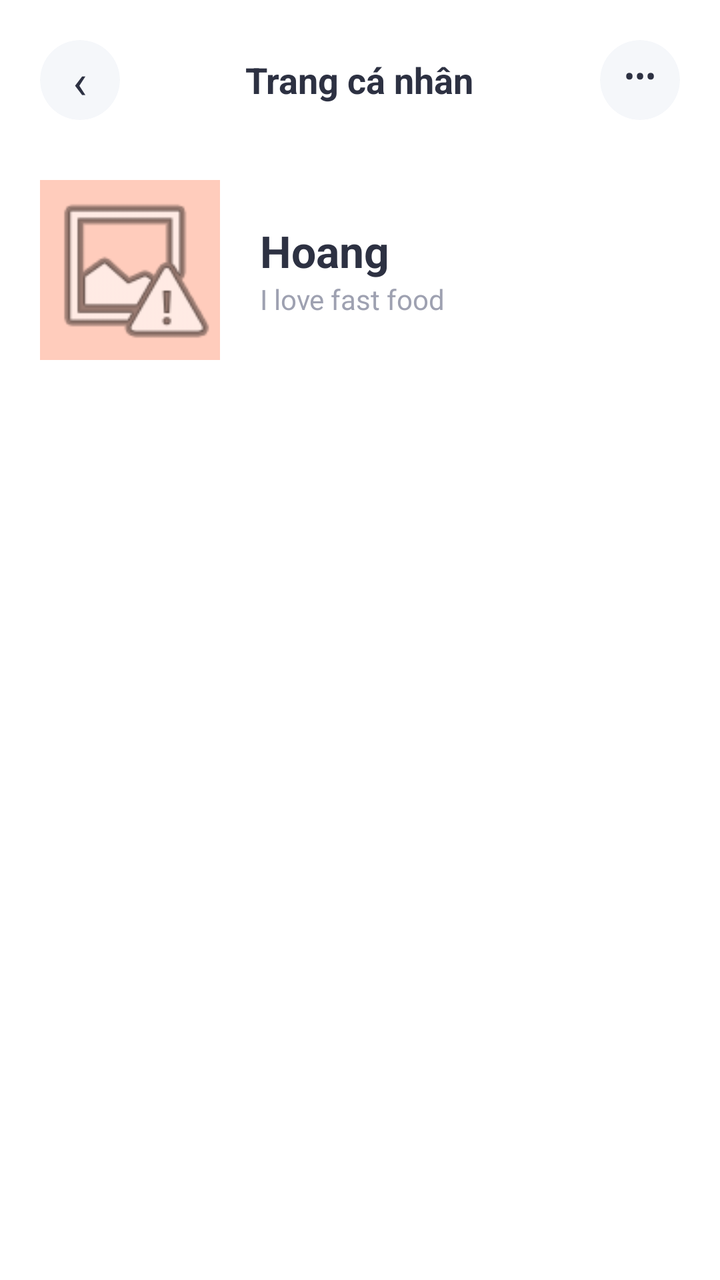
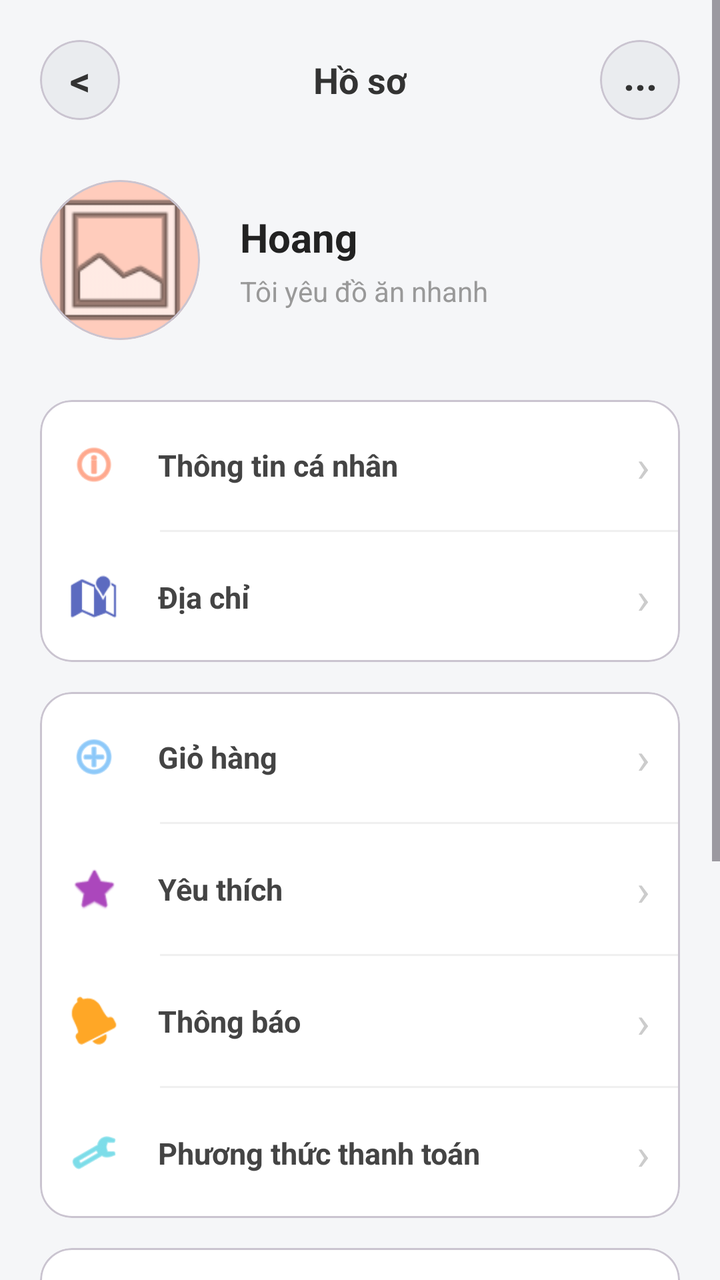

Compare the two renders of this Android layout. The source of the first and the diff that turns it into the second are given below.
<!-- AndroidManifest.xml: application theme Theme.NHOM33 -->
<!-- res/layout/profile_activity.xml -->
<?xml version="1.0" encoding="utf-8"?>
<androidx.core.widget.NestedScrollView xmlns:android="http://schemas.android.com/apk/res/android"
    xmlns:app="http://schemas.android.com/apk/res-auto"
    android:layout_width="match_parent"
    android:layout_height="match_parent"
    android:background="#FFFFFF"
    android:fillViewport="true">

    <LinearLayout
        android:layout_width="match_parent"
        android:layout_height="wrap_content"
        android:orientation="vertical"
        android:padding="20dp">

        <RelativeLayout
            android:layout_width="match_parent"
            android:layout_height="wrap_content">
            <androidx.cardview.widget.CardView
                android:id="@+id/btnBack"
                android:layout_width="40dp"
                android:layout_height="40dp"
                android:layout_centerVertical="true"
                app:cardBackgroundColor="#F5F7FA"
                app:cardCornerRadius="20dp"
                app:cardElevation="0dp">
                <TextView
                    android:layout_width="match_parent"
                    android:layout_height="match_parent"
                    android:gravity="center"
                    android:text="‹"
                    android:textColor="#2D3142"
                    android:textSize="24sp" />
            </androidx.cardview.widget.CardView>

            <TextView
                android:layout_width="wrap_content"
                android:layout_height="wrap_content"
                android:layout_centerInParent="true"
                android:text="Trang cá nhân"
                android:textColor="#2D3142"
                android:textSize="18sp"
                android:textStyle="bold" />

            <androidx.cardview.widget.CardView
                android:id="@+id/btnMore"
                android:layout_width="40dp"
                android:layout_height="40dp"
                android:layout_alignParentEnd="true"
                android:layout_centerVertical="true"
                app:cardBackgroundColor="#F5F7FA"
                app:cardCornerRadius="20dp"
                app:cardElevation="0dp">
                <TextView
                    android:layout_width="match_parent"
                    android:layout_height="match_parent"
                    android:gravity="center"
                    android:paddingBottom="4dp"
                    android:text="•••"
                    android:textColor="#2D3142"
                    android:textSize="16sp" />
            </androidx.cardview.widget.CardView>
        </RelativeLayout>

        <LinearLayout
            android:layout_width="match_parent"
            android:layout_height="wrap_content"
            android:layout_marginTop="30dp"
            android:gravity="center_vertical">
            <com.google.android.material.imageview.ShapeableImageView
                android:id="@+id/imgAvatar"
                android:layout_width="90dp"
                android:layout_height="90dp"
                android:src="@android:drawable/ic_menu_report_image"
                android:background="#FFCCBC"/>
            <LinearLayout
                android:layout_width="wrap_content"
                android:layout_height="wrap_content"
                android:layout_marginStart="20dp"
                android:orientation="vertical">
                <TextView
                    android:layout_width="wrap_content"
                    android:layout_height="wrap_content"
                    android:text="Hoang"
                    android:textColor="#2D3142"
                    android:textSize="22sp"
                    android:textStyle="bold" />
                <TextView
                    android:layout_width="wrap_content"
                    android:layout_height="wrap_content"
                    android:text="I love fast food"
                    android:textColor="#9EA1B1" />
            </LinearLayout>
        </LinearLayout>

        <androidx.cardview.widget.CardView
            android:layout_width="match_parent"
            android:layout_height="wrap_content"
            android:layout_marginTop="30dp"
            app:cardCornerRadius="16dp"
            app:cardElevation="0dp">
            <androidx.recyclerview.widget.RecyclerView
                android:id="@+id/rvGroup1"
                android:layout_width="match_parent"
                android:layout_height="wrap_content"
                android:nestedScrollingEnabled="false" />
        </androidx.cardview.widget.CardView>

        <androidx.cardview.widget.CardView
            android:layout_width="match_parent"
            android:layout_height="wrap_content"
            android:layout_marginTop="16dp"
            app:cardCornerRadius="16dp"
            app:cardElevation="0dp">
            <androidx.recyclerview.widget.RecyclerView
                android:id="@+id/rvGroup2"
                android:layout_width="match_parent"
                android:layout_height="wrap_content"
                android:nestedScrollingEnabled="false" />
        </androidx.cardview.widget.CardView>

        <androidx.cardview.widget.CardView
            android:layout_width="match_parent"
            android:layout_height="wrap_content"
            android:layout_marginTop="16dp"
            app:cardCornerRadius="16dp"
            app:cardElevation="0dp">
            <androidx.recyclerview.widget.RecyclerView
                android:id="@+id/rvGroup3"
                android:layout_width="match_parent"
                android:layout_height="wrap_content"
                android:nestedScrollingEnabled="false" />
        </androidx.cardview.widget.CardView>

    </LinearLayout>
</androidx.core.widget.NestedScrollView>
<!-- resources referenced by this layout -->
<resources>
  <style name="Theme.NHOM33" parent="Base.Theme.NHOM33" />
  <style name="Base.Theme.NHOM33" parent="Theme.Material3.DayNight.NoActionBar">
          
          
      </style>
</resources>

<!-- the commit's change to res/layout/profile_activity.xml (unified diff, before → after) -->
@@ -1,10 +1,9 @@
 <?xml version="1.0" encoding="utf-8"?>
-<androidx.core.widget.NestedScrollView xmlns:android="http://schemas.android.com/apk/res/android"
+<ScrollView xmlns:android="http://schemas.android.com/apk/res/android"
     xmlns:app="http://schemas.android.com/apk/res-auto"
     android:layout_width="match_parent"
     android:layout_height="match_parent"
-    android:background="#FFFFFF"
-    android:fillViewport="true">
+    android:background="#F5F6F8">
 
     <LinearLayout
         android:layout_width="match_parent"
@@ -12,124 +11,320 @@
         android:orientation="vertical"
         android:padding="20dp">
 
+        
         <RelativeLayout
             android:layout_width="match_parent"
             android:layout_height="wrap_content">
-            <androidx.cardview.widget.CardView
-                android:id="@+id/btnBack"
+
+            <com.google.android.material.card.MaterialCardView
+                android:id="@+id/btn_back"
                 android:layout_width="40dp"
                 android:layout_height="40dp"
-                android:layout_centerVertical="true"
-                app:cardBackgroundColor="#F5F7FA"
+                android:clickable="true"
+                android:focusable="true"
+                android:foreground="?attr/selectableItemBackground"
+                app:cardBackgroundColor="#EAECEF"
                 app:cardCornerRadius="20dp"
                 app:cardElevation="0dp">
                 <TextView
                     android:layout_width="match_parent"
                     android:layout_height="match_parent"
                     android:gravity="center"
-                    android:text="‹"
-                    android:textColor="#2D3142"
-                    android:textSize="24sp" />
-            </androidx.cardview.widget.CardView>
+                    android:text="&lt;"
+                    android:textColor="#333333"
+                    android:textSize="20sp"
+                    android:textStyle="bold" />
+            </com.google.android.material.card.MaterialCardView>
 
             <TextView
                 android:layout_width="wrap_content"
                 android:layout_height="wrap_content"
                 android:layout_centerInParent="true"
-                android:text="Trang cá nhân"
-                android:textColor="#2D3142"
+                android:text="Hồ sơ"
+                android:textColor="#333333"
                 android:textSize="18sp"
                 android:textStyle="bold" />
 
-            <androidx.cardview.widget.CardView
-                android:id="@+id/btnMore"
+            <com.google.android.material.card.MaterialCardView
+                android:id="@+id/btn_menu_more"
                 android:layout_width="40dp"
                 android:layout_height="40dp"
                 android:layout_alignParentEnd="true"
-                android:layout_centerVertical="true"
-                app:cardBackgroundColor="#F5F7FA"
+                android:clickable="true"
+                android:focusable="true"
+                android:foreground="?attr/selectableItemBackground"
+                app:cardBackgroundColor="#EAECEF"
                 app:cardCornerRadius="20dp"
                 app:cardElevation="0dp">
                 <TextView
                     android:layout_width="match_parent"
                     android:layout_height="match_parent"
                     android:gravity="center"
-                    android:paddingBottom="4dp"
-                    android:text="•••"
-                    android:textColor="#2D3142"
-                    android:textSize="16sp" />
-            </androidx.cardview.widget.CardView>
+                    android:paddingBottom="5dp"
+                    android:text="..."
+                    android:textColor="#333333"
+                    android:textSize="20sp"
+                    android:textStyle="bold" />
+            </com.google.android.material.card.MaterialCardView>
         </RelativeLayout>
 
+        
         <LinearLayout
             android:layout_width="match_parent"
             android:layout_height="wrap_content"
             android:layout_marginTop="30dp"
-            android:gravity="center_vertical">
-            <com.google.android.material.imageview.ShapeableImageView
-                android:id="@+id/imgAvatar"
-                android:layout_width="90dp"
-                android:layout_height="90dp"
-                android:src="@android:drawable/ic_menu_report_image"
-                android:background="#FFCCBC"/>
+            android:gravity="center_vertical"
+            android:orientation="horizontal">
+
+            <com.google.android.material.card.MaterialCardView
+                android:id="@+id/btn_change_avatar"
+                android:layout_width="80dp"
+                android:layout_height="80dp"
+                android:clickable="true"
+                android:focusable="true"
+                android:foreground="?attr/selectableItemBackground"
+                app:cardBackgroundColor="#FFCCBC"
+                app:cardCornerRadius="40dp"
+                app:cardElevation="0dp">
+                <ImageView
+                    android:layout_width="match_parent"
+                    android:layout_height="match_parent"
+                    android:scaleType="centerCrop"
+                    android:src="@android:drawable/ic_menu_gallery" />
+            </com.google.android.material.card.MaterialCardView>
+
             <LinearLayout
                 android:layout_width="wrap_content"
                 android:layout_height="wrap_content"
                 android:layout_marginStart="20dp"
                 android:orientation="vertical">
+
                 <TextView
+                    android:id="@+id/txt_username"
                     android:layout_width="wrap_content"
                     android:layout_height="wrap_content"
                     android:text="Hoang"
-                    android:textColor="#2D3142"
-                    android:textSize="22sp"
+                    android:textColor="#222222"
+                    android:textSize="20sp"
                     android:textStyle="bold" />
+
                 <TextView
+                    android:id="@+id/txt_bio"
                     android:layout_width="wrap_content"
                     android:layout_height="wrap_content"
-                    android:text="I love fast food"
-                    android:textColor="#9EA1B1" />
+                    android:layout_marginTop="4dp"
+                    android:text="Tôi yêu đồ ăn nhanh"
+                    android:textColor="#999999"
+                    android:textSize="14sp" />
             </LinearLayout>
         </LinearLayout>
 
-        <androidx.cardview.widget.CardView
+        
+        <com.google.android.material.card.MaterialCardView
             android:layout_width="match_parent"
             android:layout_height="wrap_content"
             android:layout_marginTop="30dp"
+            app:cardBackgroundColor="#FFFFFF"
             app:cardCornerRadius="16dp"
             app:cardElevation="0dp">
-            <androidx.recyclerview.widget.RecyclerView
-                android:id="@+id/rvGroup1"
-                android:layout_width="match_parent"
-                android:layout_height="wrap_content"
-                android:nestedScrollingEnabled="false" />
-        </androidx.cardview.widget.CardView>
-
-        <androidx.cardview.widget.CardView
-            android:layout_width="match_parent"
-            android:layout_height="wrap_content"
-            android:layout_marginTop="16dp"
+
+            <LinearLayout android:orientation="vertical" android:layout_width="match_parent" android:layout_height="wrap_content">
+                
+                <RelativeLayout
+                    android:id="@+id/btn_info_container"
+                    android:layout_width="match_parent"
+                    android:layout_height="65dp"
+                    android:clickable="true"
+                    android:focusable="true"
+                    android:background="?attr/selectableItemBackground"
+                    android:paddingHorizontal="15dp">
+                    <ImageView android:id="@+id/icon1"
+                        android:layout_width="24dp"
+                        android:layout_height="24dp"
+                        android:layout_centerVertical="true"
+                        android:src="@android:drawable/ic_menu_info_details"
+                        app:tint="#FF7043" />
+                    <TextView android:id="@+id/btn_info_text"
+                        android:layout_width="wrap_content"
+                        android:layout_height="wrap_content"
+                        android:layout_centerVertical="true"
+                        android:layout_marginStart="20dp"
+                        android:layout_toEndOf="@id/icon1"
+                        android:text="Thông tin cá nhân"
+                        android:textColor="#444444"
+                        android:textSize="15sp"
+                        android:textStyle="bold" />
+                    <TextView
+                        android:layout_width="wrap_content"
+                        android:layout_height="wrap_content"
+                        android:layout_alignParentEnd="true"
+                        android:layout_centerVertical="true"
+                        android:text="›"
+                        android:textColor="#CCCCCC"
+                        android:textSize="22sp" />
+                </RelativeLayout>
+                <View android:layout_width="match_parent" android:layout_height="1dp" android:layout_marginStart="60dp" android:background="#F0F0F0" />
+                
+                <RelativeLayout
+                    android:id="@+id/btn_address_container"
+                    android:layout_width="match_parent"
+                    android:layout_height="65dp"
+                    android:clickable="true"
+                    android:focusable="true"
+                    android:background="?attr/selectableItemBackground"
+                    android:paddingHorizontal="15dp">
+                    <ImageView android:id="@+id/icon2" android:layout_width="24dp" android:layout_height="24dp" android:layout_centerVertical="true" android:src="@android:drawable/ic_dialog_map" app:tint="#5C6BC0" />
+                    <TextView android:layout_width="wrap_content" android:layout_height="wrap_content" android:layout_centerVertical="true" android:layout_marginStart="20dp" android:layout_toEndOf="@id/icon2" android:text="Địa chỉ" android:textColor="#444444" android:textSize="15sp" android:textStyle="bold" />
+                    <TextView android:layout_width="wrap_content" android:layout_height="wrap_content" android:layout_alignParentEnd="true" android:layout_centerVertical="true" android:text="›" android:textColor="#CCCCCC" android:textSize="22sp" />
+                </RelativeLayout>
+            </LinearLayout>
+        </com.google.android.material.card.MaterialCardView>
+
+        
+        <com.google.android.material.card.MaterialCardView
+            android:layout_width="match_parent"
+            android:layout_height="wrap_content"
+            android:layout_marginTop="15dp"
+            app:cardBackgroundColor="#FFFFFF"
             app:cardCornerRadius="16dp"
             app:cardElevation="0dp">
-            <androidx.recyclerview.widget.RecyclerView
-                android:id="@+id/rvGroup2"
-                android:layout_width="match_parent"
-                android:layout_height="wrap_content"
-                android:nestedScrollingEnabled="false" />
-        </androidx.cardview.widget.CardView>
-
-        <androidx.cardview.widget.CardView
-            android:layout_width="match_parent"
-            android:layout_height="wrap_content"
-            android:layout_marginTop="16dp"
+
+            <LinearLayout android:orientation="vertical" android:layout_width="match_parent" android:layout_height="wrap_content">
+                
+                <RelativeLayout
+                    android:id="@+id/btn_cart_container"
+                    android:layout_width="match_parent"
+                    android:layout_height="65dp"
+                    android:clickable="true"
+                    android:focusable="true"
+                    android:background="?attr/selectableItemBackground"
+                    android:paddingHorizontal="15dp">
+                    <ImageView android:id="@+id/icon3" android:layout_width="24dp" android:layout_height="24dp" android:layout_centerVertical="true" android:src="@android:drawable/ic_menu_add" app:tint="#42A5F5" />
+                    <TextView android:layout_width="wrap_content" android:layout_height="wrap_content" android:layout_centerVertical="true" android:layout_marginStart="20dp" android:layout_toEndOf="@id/icon3" android:text="Giỏ hàng" android:textColor="#444444" android:textSize="15sp" android:textStyle="bold" />
+                    <TextView android:layout_width="wrap_content" android:layout_height="wrap_content" android:layout_alignParentEnd="true" android:layout_centerVertical="true" android:text="›" android:textColor="#CCCCCC" android:textSize="22sp" />
+                </RelativeLayout>
+                <View android:layout_width="match_parent" android:layout_height="1dp" android:layout_marginStart="60dp" android:background="#F0F0F0" />
+                
+                <RelativeLayout
+                    android:id="@+id/btn_favorite_container"
+                    android:layout_width="match_parent"
+                    android:layout_height="65dp"
+                    android:clickable="true"
+                    android:focusable="true"
+                    android:background="?attr/selectableItemBackground"
+                    android:paddingHorizontal="15dp">
+                    <ImageView android:id="@+id/icon4" android:layout_width="24dp" android:layout_height="24dp" android:layout_centerVertical="true" android:src="@android:drawable/btn_star_big_off" app:tint="#AB47BC" />
+                    <TextView android:layout_width="wrap_content" android:layout_height="wrap_content" android:layout_centerVertical="true" android:layout_marginStart="20dp" android:layout_toEndOf="@id/icon4" android:text="Yêu thích" android:textColor="#444444" android:textSize="15sp" android:textStyle="bold" />
+                    <TextView android:layout_width="wrap_content" android:layout_height="wrap_content" android:layout_alignParentEnd="true" android:layout_centerVertical="true" android:text="›" android:textColor="#CCCCCC" android:textSize="22sp" />
+                </RelativeLayout>
+                <View android:layout_width="match_parent" android:layout_height="1dp" android:layout_marginStart="60dp" android:background="#F0F0F0" />
+                
+                <RelativeLayout
+                    android:id="@+id/btn_notification_container"
+                    android:layout_width="match_parent"
+                    android:layout_height="65dp"
+                    android:clickable="true"
+                    android:focusable="true"
+                    android:background="?attr/selectableItemBackground"
+                    android:paddingHorizontal="15dp">
+                    <ImageView android:id="@+id/icon5" android:layout_width="24dp" android:layout_height="24dp" android:layout_centerVertical="true" android:src="@android:drawable/ic_popup_reminder" app:tint="#FFA726" />
+                    <TextView android:layout_width="wrap_content" android:layout_height="wrap_content" android:layout_centerVertical="true" android:layout_marginStart="20dp" android:layout_toEndOf="@id/icon5" android:text="Thông báo" android:textColor="#444444" android:textSize="15sp" android:textStyle="bold" />
+                    <TextView android:layout_width="wrap_content" android:layout_height="wrap_content" android:layout_alignParentEnd="true" android:layout_centerVertical="true" android:text="›" android:textColor="#CCCCCC" android:textSize="22sp" />
+                </RelativeLayout>
+                <View android:layout_width="match_parent" android:layout_height="1dp" android:layout_marginStart="60dp" android:background="#F0F0F0" />
+                
+                <RelativeLayout
+                    android:id="@+id/btn_payment_container"
+                    android:layout_width="match_parent"
+                    android:layout_height="65dp"
+                    android:clickable="true"
+                    android:focusable="true"
+                    android:background="?attr/selectableItemBackground"
+                    android:paddingHorizontal="15dp">
+                    <ImageView android:id="@+id/icon6" android:layout_width="24dp" android:layout_height="24dp" android:layout_centerVertical="true" android:src="@android:drawable/ic_menu_manage" app:tint="#26C6DA" />
+                    <TextView android:layout_width="wrap_content" android:layout_height="wrap_content" android:layout_centerVertical="true" android:layout_marginStart="20dp" android:layout_toEndOf="@id/icon6" android:text="Phương thức thanh toán" android:textColor="#444444" android:textSize="15sp" android:textStyle="bold" />
+                    <TextView android:layout_width="wrap_content" android:layout_height="wrap_content" android:layout_alignParentEnd="true" android:layout_centerVertical="true" android:text="›" android:textColor="#CCCCCC" android:textSize="22sp" />
+                </RelativeLayout>
+            </LinearLayout>
+        </com.google.android.material.card.MaterialCardView>
+
+        
+        <com.google.android.material.card.MaterialCardView
+            android:layout_width="match_parent"
+            android:layout_height="wrap_content"
+            android:layout_marginTop="15dp"
+            app:cardBackgroundColor="#FFFFFF"
             app:cardCornerRadius="16dp"
             app:cardElevation="0dp">
-            <androidx.recyclerview.widget.RecyclerView
-                android:id="@+id/rvGroup3"
+
+            <LinearLayout android:orientation="vertical" android:layout_width="match_parent" android:layout_height="wrap_content">
+                
+                <RelativeLayout
+                    android:id="@+id/btn_faq_container"
+                    android:layout_width="match_parent"
+                    android:layout_height="65dp"
+                    android:clickable="true"
+                    android:focusable="true"
+                    android:background="?attr/selectableItemBackground"
+                    android:paddingHorizontal="15dp">
+                    <ImageView android:id="@+id/icon7" android:layout_width="24dp" android:layout_height="24dp" android:layout_centerVertical="true" android:src="@android:drawable/ic_menu_help" app:tint="#FF7043" />
+                    <TextView android:layout_width="wrap_content" android:layout_height="wrap_content" android:layout_centerVertical="true" android:layout_marginStart="20dp" android:layout_toEndOf="@id/icon7" android:text="Câu hỏi thường gặp" android:textColor="#444444" android:textSize="15sp" android:textStyle="bold" />
+                    <TextView android:layout_width="wrap_content" android:layout_height="wrap_content" android:layout_alignParentEnd="true" android:layout_centerVertical="true" android:text="›" android:textColor="#CCCCCC" android:textSize="22sp" />
+                </RelativeLayout>
+                <View android:layout_width="match_parent" android:layout_height="1dp" android:layout_marginStart="60dp" android:background="#F0F0F0" />
+                
+                <RelativeLayout
+                    android:id="@+id/btn_review_container"
+                    android:layout_width="match_parent"
+                    android:layout_height="65dp"
+                    android:clickable="true"
+                    android:focusable="true"
+                    android:background="?attr/selectableItemBackground"
+                    android:paddingHorizontal="15dp">
+                    <ImageView android:id="@+id/icon8" android:layout_width="24dp" android:layout_height="24dp" android:layout_centerVertical="true" android:src="@android:drawable/ic_menu_sort_by_size" app:tint="#26A69A" />
+                    <TextView android:layout_width="wrap_content" android:layout_height="wrap_content" android:layout_centerVertical="true" android:layout_marginStart="20dp" android:layout_toEndOf="@id/icon8" android:text="Đánh giá của người dùng" android:textColor="#444444" android:textSize="15sp" android:textStyle="bold" />
+                    <TextView android:layout_width="wrap_content" android:layout_height="wrap_content" android:layout_alignParentEnd="true" android:layout_centerVertical="true" android:text="›" android:textColor="#CCCCCC" android:textSize="22sp" />
+                </RelativeLayout>
+                <View android:layout_width="match_parent" android:layout_height="1dp" android:layout_marginStart="60dp" android:background="#F0F0F0" />
+                
+                <RelativeLayout
+                    android:id="@+id/btn_settings_container"
+                    android:layout_width="match_parent"
+                    android:layout_height="65dp"
+                    android:clickable="true"
+                    android:focusable="true"
+                    android:background="?attr/selectableItemBackground"
+                    android:paddingHorizontal="15dp">
+                    <ImageView android:id="@+id/icon9" android:layout_width="24dp" android:layout_height="24dp" android:layout_centerVertical="true" android:src="@android:drawable/ic_menu_preferences" app:tint="#5C6BC0" />
+                    <TextView android:layout_width="wrap_content" android:layout_height="wrap_content" android:layout_centerVertical="true" android:layout_marginStart="20dp" android:layout_toEndOf="@id/icon9" android:text="Cài đặt" android:textColor="#444444" android:textSize="15sp" android:textStyle="bold" />
+                    <TextView android:layout_width="wrap_content" android:layout_height="wrap_content" android:layout_alignParentEnd="true" android:layout_centerVertical="true" android:text="›" android:textColor="#CCCCCC" android:textSize="22sp" />
+                </RelativeLayout>
+            </LinearLayout>
+        </com.google.android.material.card.MaterialCardView>
+
+        
+        <com.google.android.material.card.MaterialCardView
+            android:layout_width="match_parent"
+            android:layout_height="wrap_content"
+            android:layout_marginTop="15dp"
+            android:layout_marginBottom="30dp"
+            app:cardBackgroundColor="#FFFFFF"
+            app:cardCornerRadius="16dp"
+            app:cardElevation="0dp">
+
+            <RelativeLayout
+                android:id="@+id/btn_logout_container"
                 android:layout_width="match_parent"
-                android:layout_height="wrap_content"
-                android:nestedScrollingEnabled="false" />
-        </androidx.cardview.widget.CardView>
+                android:layout_height="65dp"
+                android:clickable="true"
+                android:focusable="true"
+                android:background="?attr/selectableItemBackground"
+                android:paddingHorizontal="15dp">
+                <ImageView android:id="@+id/iconLogout" android:layout_width="24dp" android:layout_height="24dp" android:layout_centerVertical="true" android:src="@android:drawable/ic_lock_power_off" app:tint="#EF5350" />
+                <TextView android:layout_width="wrap_content" android:layout_height="wrap_content" android:layout_centerVertical="true" android:layout_marginStart="20dp" android:layout_toEndOf="@id/iconLogout" android:text="Đăng xuất" android:textColor="#EF5350" android:textSize="15sp" android:textStyle="bold" />
+                <TextView android:layout_width="wrap_content" android:layout_height="wrap_content" android:layout_alignParentEnd="true" android:layout_centerVertical="true" android:text="›" android:textColor="#CCCCCC" android:textSize="22sp" />
+            </RelativeLayout>
+        </com.google.android.material.card.MaterialCardView>
 
     </LinearLayout>
-</androidx.core.widget.NestedScrollView>
+</ScrollView>
